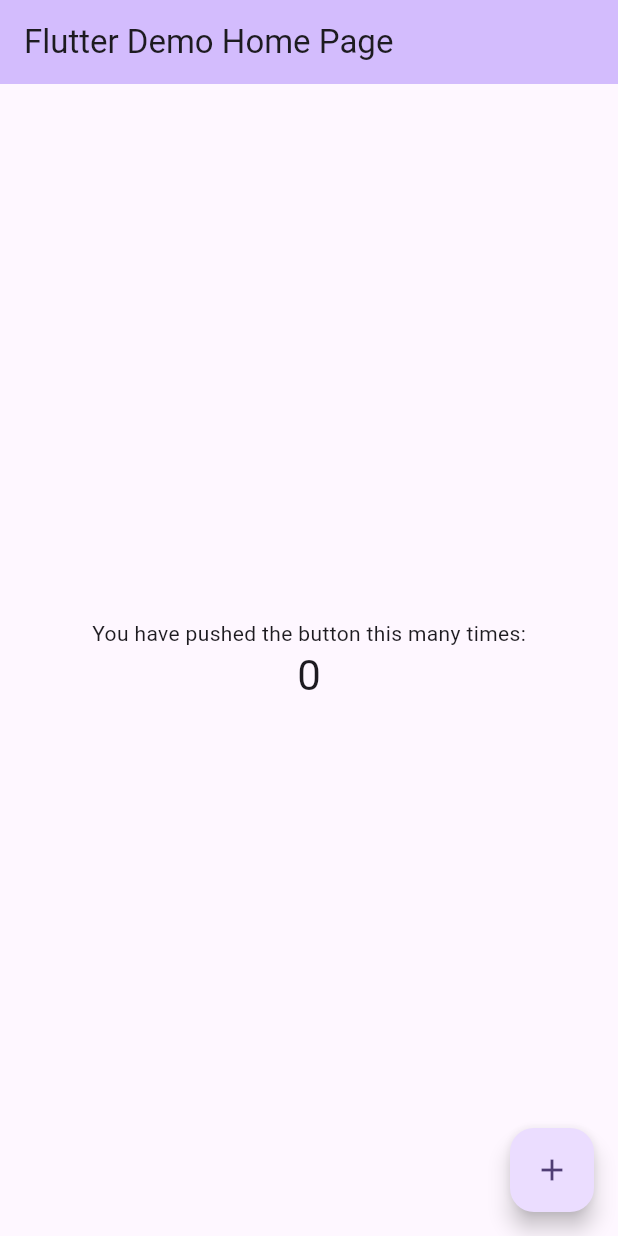
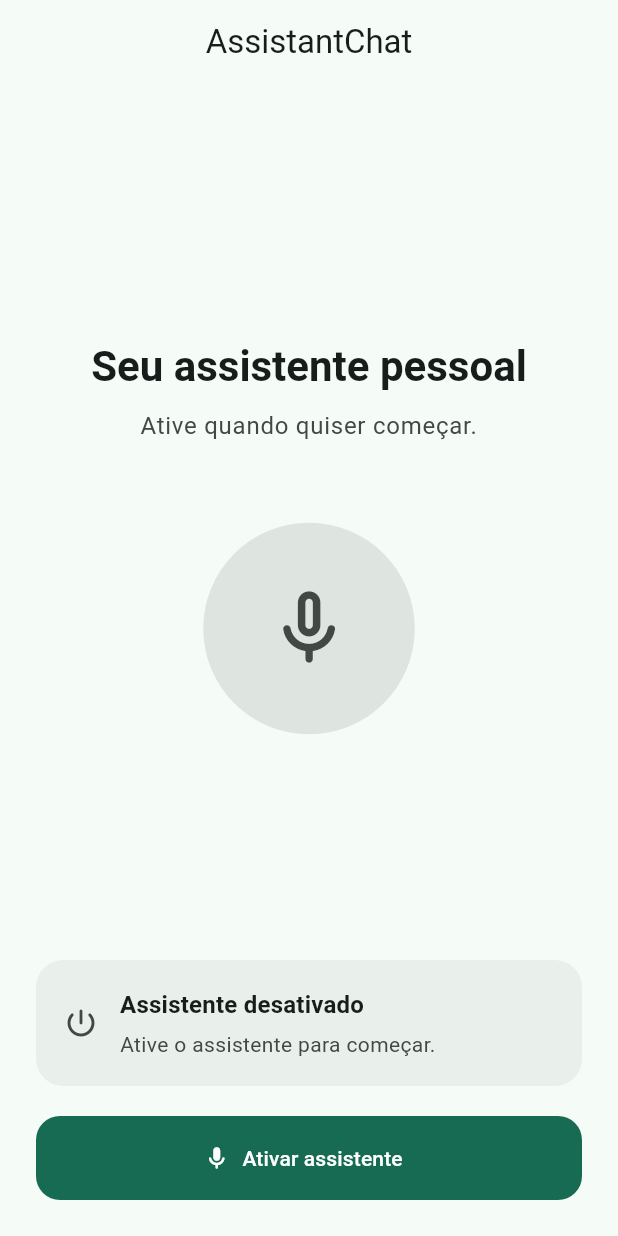
Before and after one commit to Nathanabrahao/assistantchat, a Flutter app: the screen it shows after launch, on a phone screen of 412 x 824 dp. Run offline on Flutter 3.47's test engine with Material 3 defaults, Android fonts, the phone set to English and light mode, and no system bars; our stand-ins replace flutter_riverpod, permission_handler.

Commit message:
"Assistente de Audio Ativo e Desativo"

```diff
--- /dev/null
+++ b/lib/app/app.dart
@@ -0,0 +1,21 @@
+import 'package:flutter/material.dart';
+
+import '../core/constants/app_constants.dart';
+import '../core/theme/app_theme.dart';
+import '../features/assistant/presentation/assistant_page.dart';
+
+class AssistantChatApp extends StatelessWidget {
+  const AssistantChatApp({super.key});
+
+  @override
+  Widget build(BuildContext context) {
+    return MaterialApp(
+      title: AppConstants.appName,
+      debugShowCheckedModeBanner: false,
+      theme: AppTheme.light,
+      darkTheme: AppTheme.dark,
+      themeMode: ThemeMode.system,
+      home: const AssistantPage(),
+    );
+  }
+}
--- /dev/null
+++ b/lib/core/constants/app_constants.dart
@@ -0,0 +1,8 @@
+abstract final class AppConstants {
+  static const String appName = 'AssistantChat';
+
+  static const String assistantName = 'Assistant';
+
+  static const String inactiveMessage =
+      'Ative o assistente para começar a escutar.';
+}
--- /dev/null
+++ b/lib/core/theme/app_theme.dart
@@ -0,0 +1,53 @@
+import 'package:flutter/material.dart';
+
+abstract final class AppTheme {
+  static const Color _seedColor = Color(0xFF10A37F);
+
+  static ThemeData get light {
+    final colorScheme = ColorScheme.fromSeed(
+      seedColor: _seedColor,
+      brightness: Brightness.light,
+    );
+
+    return ThemeData(
+      useMaterial3: true,
+      colorScheme: colorScheme,
+      scaffoldBackgroundColor: colorScheme.surface,
+      appBarTheme: const AppBarTheme(
+        centerTitle: true,
+      ),
+      filledButtonTheme: FilledButtonThemeData(
+        style: FilledButton.styleFrom(
+          minimumSize: const Size.fromHeight(56),
+          shape: RoundedRectangleBorder(
+            borderRadius: BorderRadius.circular(16),
+          ),
+        ),
+      ),
+    );
+  }
+
+  static ThemeData get dark {
+    final colorScheme = ColorScheme.fromSeed(
+      seedColor: _seedColor,
+      brightness: Brightness.dark,
+    );
+
+    return ThemeData(
+      useMaterial3: true,
+      colorScheme: colorScheme,
+      scaffoldBackgroundColor: colorScheme.surface,
+      appBarTheme: const AppBarTheme(
+        centerTitle: true,
+      ),
+      filledButtonTheme: FilledButtonThemeData(
+        style: FilledButton.styleFrom(
+          minimumSize: const Size.fromHeight(56),
+          shape: RoundedRectangleBorder(
+            borderRadius: BorderRadius.circular(16),
+          ),
+        ),
+      ),
+    );
+  }
+}
--- /dev/null
+++ b/lib/features/assistant/application/assistant_controller.dart
@@ -0,0 +1,82 @@
+import 'package:flutter_riverpod/flutter_riverpod.dart';
+
+import '../domain/assistant_state.dart';
+import '../services/microphone_permission_service.dart';
+
+final assistantControllerProvider =
+    NotifierProvider<AssistantController, AssistantState>(
+  AssistantController.new,
+);
+
+class AssistantController extends Notifier<AssistantState> {
+  @override
+  AssistantState build() {
+    return AssistantState.initial();
+  }
+
+  Future<void> activate() async {
+    if (state.isLoading || state.isActive) {
+      return;
+    }
+
+    state = const AssistantState(
+      status: AssistantStatus.requestingPermission,
+      message: 'Solicitando acesso ao microfone...',
+    );
+
+    try {
+      final permissionService = ref.read(
+        microphonePermissionServiceProvider,
+      );
+
+      final result = await permissionService.requestPermission();
+
+      if (!ref.mounted) {
+        return;
+      }
+
+      switch (result) {
+        case MicrophonePermissionResult.granted:
+          state = const AssistantState(
+            status: AssistantStatus.active,
+            message: 'Assistente ativo e pronto.',
+          );
+
+        case MicrophonePermissionResult.denied:
+          state = const AssistantState(
+            status: AssistantStatus.permissionDenied,
+            message:
+                'Precisamos do microfone para ouvir seus comandos.',
+          );
+
+        case MicrophonePermissionResult.permanentlyDenied:
+          state = const AssistantState(
+            status: AssistantStatus.permissionPermanentlyDenied,
+            message:
+                'A permissão do microfone foi bloqueada. '
+                'Libere o acesso nas configurações.',
+          );
+      }
+    } catch (_) {
+      state = const AssistantState(
+        status: AssistantStatus.error,
+        message: 'Não foi possível ativar o assistente.',
+      );
+    }
+  }
+
+  void deactivate() {
+    state = const AssistantState(
+      status: AssistantStatus.inactive,
+      message: 'Assistente desativado.',
+    );
+  }
+
+  Future<void> openSettings() async {
+    final permissionService = ref.read(
+      microphonePermissionServiceProvider,
+    );
+
+    await permissionService.openSettings();
+  }
+}
--- /dev/null
+++ b/lib/features/assistant/domain/assistant_state.dart
@@ -0,0 +1,39 @@
+enum AssistantStatus {
+  inactive,
+  requestingPermission,
+  active,
+  permissionDenied,
+  permissionPermanentlyDenied,
+  error,
+}
+
+class AssistantState {
+  const AssistantState({
+    required this.status,
+    required this.message,
+  });
+
+  final AssistantStatus status;
+  final String message;
+
+  factory AssistantState.initial() {
+    return const AssistantState(
+      status: AssistantStatus.inactive,
+      message: 'Ative o assistente para começar.',
+    );
+  }
+
+  bool get isActive => status == AssistantStatus.active;
+
+  bool get isLoading => status == AssistantStatus.requestingPermission;
+
+  AssistantState copyWith({
+    AssistantStatus? status,
+    String? message,
+  }) {
+    return AssistantState(
+      status: status ?? this.status,
+      message: message ?? this.message,
+    );
+  }
+}
--- /dev/null
+++ b/lib/features/assistant/presentation/assistant_page.dart
@@ -0,0 +1,172 @@
+import 'package:flutter/material.dart';
+import 'package:flutter_riverpod/flutter_riverpod.dart';
+
+import '../../../core/constants/app_constants.dart';
+import '../application/assistant_controller.dart';
+import '../domain/assistant_state.dart';
+import 'widgets/assistant_orb.dart';
+import 'widgets/assistant_status_card.dart';
+
+class AssistantPage extends ConsumerWidget {
+  const AssistantPage({super.key});
+
+  @override
+  Widget build(BuildContext context, WidgetRef ref) {
+    final state = ref.watch(assistantControllerProvider);
+
+    final controller = ref.read(
+      assistantControllerProvider.notifier,
+    );
+
+    return Scaffold(
+      appBar: AppBar(
+        title: const Text(
+          AppConstants.appName,
+        ),
+      ),
+      body: SafeArea(
+        child: Padding(
+          padding: const EdgeInsets.all(24),
+          child: Column(
+            children: [
+              const Spacer(),
+
+              Text(
+                'Seu assistente pessoal',
+                textAlign: TextAlign.center,
+                style: Theme.of(context)
+                    .textTheme
+                    .headlineMedium
+                    ?.copyWith(
+                      fontWeight: FontWeight.bold,
+                    ),
+              ),
+
+              const SizedBox(height: 10),
+
+              Text(
+                state.isActive
+                    ? 'Estou pronto para ouvir você.'
+                    : 'Ative quando quiser começar.',
+                textAlign: TextAlign.center,
+                style: Theme.of(context)
+                    .textTheme
+                    .bodyLarge
+                    ?.copyWith(
+                      color: Theme.of(context)
+                          .colorScheme
+                          .onSurfaceVariant,
+                    ),
+              ),
+
+              const SizedBox(height: 48),
+
+              AssistantOrb(
+                active: state.isActive,
+              ),
+
+              const Spacer(),
+
+              AssistantStatusCard(
+                state: state,
+              ),
+
+              const SizedBox(height: 20),
+
+              _AssistantActionButton(
+                state: state,
+                onActivate: controller.activate,
+                onDeactivate: controller.deactivate,
+                onOpenSettings: controller.openSettings,
+              ),
+            ],
+          ),
+        ),
+      ),
+    );
+  }
+}
+
+class _AssistantActionButton extends StatelessWidget {
+  const _AssistantActionButton({
+    required this.state,
+    required this.onActivate,
+    required this.onDeactivate,
+    required this.onOpenSettings,
+  });
+
+  final AssistantState state;
+
+  final Future<void> Function() onActivate;
+
+  final void Function() onDeactivate;
+
+  final Future<void> Function() onOpenSettings;
+
+  @override
+  Widget build(BuildContext context) {
+    if (state.status == AssistantStatus.requestingPermission) {
+      return const FilledButton(
+        onPressed: null,
+        child: Row(
+          mainAxisAlignment: MainAxisAlignment.center,
+          children: [
+            SizedBox(
+              width: 20,
+              height: 20,
+              child: CircularProgressIndicator(
+                strokeWidth: 2,
+              ),
+            ),
+            SizedBox(width: 12),
+            Text('Ativando...'),
+          ],
+        ),
+      );
+    }
+
+    if (state.status ==
+        AssistantStatus.permissionPermanentlyDenied) {
+      return Column(
+        children: [
+          FilledButton.icon(
+            onPressed: onOpenSettings,
+            icon: const Icon(Icons.settings_rounded),
+            label: const Text(
+              'Abrir configurações',
+            ),
+          ),
+          const SizedBox(height: 8),
+          TextButton(
+            onPressed: onActivate,
+            child: const Text(
+              'Verificar novamente',
+            ),
+          ),
+        ],
+      );
+    }
+
+    if (state.isActive) {
+      return FilledButton.icon(
+        onPressed: onDeactivate,
+        icon: const Icon(
+          Icons.power_settings_new_rounded,
+        ),
+        label: const Text(
+          'Desativar assistente',
+        ),
+      );
+    }
+
+    return FilledButton.icon(
+      onPressed: onActivate,
+      icon: const Icon(
+        Icons.mic_rounded,
+      ),
+      label: const Text(
+        'Ativar assistente',
+      ),
+    );
+  }
+}
--- /dev/null
+++ b/lib/features/assistant/presentation/widgets/assistant_orb.dart
@@ -0,0 +1,102 @@
+import 'package:flutter/material.dart';
+
+class AssistantOrb extends StatefulWidget {
+  const AssistantOrb({
+    required this.active,
+    super.key,
+  });
+
+  final bool active;
+
+  @override
+  State<AssistantOrb> createState() => _AssistantOrbState();
+}
+
+class _AssistantOrbState extends State<AssistantOrb>
+    with SingleTickerProviderStateMixin {
+  late final AnimationController _controller;
+
+  late final Animation<double> _scaleAnimation;
+
+  @override
+  void initState() {
+    super.initState();
+
+    _controller = AnimationController(
+      vsync: this,
+      duration: const Duration(milliseconds: 1400),
+    );
+
+    _scaleAnimation = Tween<double>(
+      begin: 0.94,
+      end: 1.06,
+    ).animate(
+      CurvedAnimation(
+        parent: _controller,
+        curve: Curves.easeInOut,
+      ),
+    );
+
+    if (widget.active) {
+      _controller.repeat(reverse: true);
+    }
+  }
+
+  @override
+  void didUpdateWidget(covariant AssistantOrb oldWidget) {
+    super.didUpdateWidget(oldWidget);
+
+    if (widget.active && !oldWidget.active) {
+      _controller.repeat(reverse: true);
+    }
+
+    if (!widget.active && oldWidget.active) {
+      _controller.stop();
+      _controller.reset();
+    }
+  }
+
+  @override
+  void dispose() {
+    _controller.dispose();
+    super.dispose();
+  }
+
+  @override
+  Widget build(BuildContext context) {
+    final colors = Theme.of(context).colorScheme;
+
+    return ScaleTransition(
+      scale: _scaleAnimation,
+      child: AnimatedContainer(
+        duration: const Duration(milliseconds: 350),
+        width: 150,
+        height: 150,
+        decoration: BoxDecoration(
+          shape: BoxShape.circle,
+          color: widget.active
+              ? colors.primaryContainer
+              : colors.surfaceContainerHighest,
+          boxShadow: widget.active
+              ? [
+                  BoxShadow(
+                    color: colors.primary.withValues(alpha: 0.25),
+                    blurRadius: 40,
+                    spreadRadius: 10,
+                  ),
+                ]
+              : [],
+        ),
+        child: Icon(
+          widget.active
+              ? Icons.graphic_eq_rounded
+              : Icons.mic_none_rounded,
+          size: 64,
+          color: widget.active
+              ? colors.primary
+              : colors.onSurfaceVariant,
+        ),
+      ),
+    );
+  }
+}
--- /dev/null
+++ b/lib/features/assistant/presentation/widgets/assistant_status_card.dart
@@ -0,0 +1,95 @@
+import 'package:flutter/material.dart';
+
+import '../../domain/assistant_state.dart';
+
+class AssistantStatusCard extends StatelessWidget {
+  const AssistantStatusCard({
+    required this.state,
+    super.key,
+  });
+
+  final AssistantState state;
+
+  @override
+  Widget build(BuildContext context) {
+    final colors = Theme.of(context).colorScheme;
+
+    return Container(
+      width: double.infinity,
+      padding: const EdgeInsets.all(18),
+      decoration: BoxDecoration(
+        color: colors.surfaceContainer,
+        borderRadius: BorderRadius.circular(18),
+      ),
+      child: Row(
+        children: [
+          Icon(
+            _iconForStatus(),
+            color: _colorForStatus(colors),
+          ),
+          const SizedBox(width: 14),
+          Expanded(
+            child: Column(
+              crossAxisAlignment: CrossAxisAlignment.start,
+              children: [
+                Text(
+                  _titleForStatus(),
+                  style: Theme.of(context)
+                      .textTheme
+                      .titleMedium
+                      ?.copyWith(
+                        fontWeight: FontWeight.w600,
+                      ),
+                ),
+                const SizedBox(height: 4),
+                Text(
+                  state.message,
+                  style: Theme.of(context)
+                      .textTheme
+                      .bodyMedium
+                      ?.copyWith(
+                        color: colors.onSurfaceVariant,
+                      ),
+                ),
+              ],
+            ),
+          ),
+        ],
+      ),
+    );
+  }
+
+  String _titleForStatus() {
+    return switch (state.status) {
+      AssistantStatus.inactive => 'Assistente desativado',
+      AssistantStatus.requestingPermission => 'Preparando assistente',
+      AssistantStatus.active => 'Assistente ativo',
+      AssistantStatus.permissionDenied => 'Microfone necessário',
+      AssistantStatus.permissionPermanentlyDenied =>
+        'Permissão bloqueada',
+      AssistantStatus.error => 'Erro',
+    };
+  }
+
+  IconData _iconForStatus() {
+    return switch (state.status) {
+      AssistantStatus.inactive => Icons.power_settings_new_rounded,
+      AssistantStatus.requestingPermission => Icons.hourglass_top_rounded,
+      AssistantStatus.active => Icons.check_circle_rounded,
+      AssistantStatus.permissionDenied => Icons.mic_off_rounded,
+      AssistantStatus.permissionPermanentlyDenied =>
+        Icons.settings_rounded,
+      AssistantStatus.error => Icons.error_outline_rounded,
+    };
+  }
+
+  Color _colorForStatus(ColorScheme colors) {
+    return switch (state.status) {
+      AssistantStatus.active => colors.primary,
+      AssistantStatus.error => colors.error,
+      AssistantStatus.permissionDenied => colors.error,
+      AssistantStatus.permissionPermanentlyDenied => colors.error,
+      _ => colors.onSurfaceVariant,
+    };
+  }
+}
--- /dev/null
+++ b/lib/features/assistant/services/microphone_permission_service.dart
@@ -0,0 +1,41 @@
+import 'package:flutter_riverpod/flutter_riverpod.dart';
+import 'package:permission_handler/permission_handler.dart';
+
+enum MicrophonePermissionResult {
+  granted,
+  denied,
+  permanentlyDenied,
+}
+
+final microphonePermissionServiceProvider =
+    Provider<MicrophonePermissionService>(
+  (ref) => const MicrophonePermissionService(),
+);
+
+class MicrophonePermissionService {
+  const MicrophonePermissionService();
+
+  Future<MicrophonePermissionResult> requestPermission() async {
+    var status = await Permission.microphone.status;
+
+    if (status.isGranted) {
+      return MicrophonePermissionResult.granted;
+    }
+
+    status = await Permission.microphone.request();
+
+    if (status.isGranted) {
+      return MicrophonePermissionResult.granted;
+    }
+
+    if (status.isPermanentlyDenied) {
+      return MicrophonePermissionResult.permanentlyDenied;
+    }
+
+    return MicrophonePermissionResult.denied;
+  }
+
+  Future<bool> openSettings() {
+    return openAppSettings();
+  }
+}
--- a/lib/main.dart
+++ b/lib/main.dart
@@ -1,122 +1,14 @@
 import 'package:flutter/material.dart';
+import 'package:flutter_riverpod/flutter_riverpod.dart';
+
+import 'app/app.dart';
 
 void main() {
-  runApp(const MyApp());
+  WidgetsFlutterBinding.ensureInitialized();
+
+  runApp(
+    const ProviderScope(
+      child: AssistantChatApp(),
+    ),
+  );
 }
-
-class MyApp extends StatelessWidget {
-  const MyApp({super.key});
-
-  // This widget is the root of your application.
-  @override
-  Widget build(BuildContext context) {
-    return MaterialApp(
-      title: 'Flutter Demo',
-      theme: ThemeData(
-        // This is the theme of your application.
-        //
-        // TRY THIS: Try running your application with "flutter run". You'll see
-        // the application has a purple toolbar. Then, without quitting the app,
-        // try changing the seedColor in the colorScheme below to Colors.green
-        // and then invoke "hot reload" (save your changes or press the "hot
-        // reload" button in a Flutter-supported IDE, or press "r" if you used
-        // the command line to start the app).
-        //
-        // Notice that the counter didn't reset back to zero; the application
-        // state is not lost during the reload. To reset the state, use hot
-        // restart instead.
-        //
-        // This works for code too, not just values: Most code changes can be
-        // tested with just a hot reload.
-        colorScheme: .fromSeed(seedColor: Colors.deepPurple),
-      ),
-      home: const MyHomePage(title: 'Flutter Demo Home Page'),
-    );
-  }
-}
-
-class MyHomePage extends StatefulWidget {
-  const MyHomePage({super.key, required this.title});
-
-  // This widget is the home page of your application. It is stateful, meaning
-  // that it has a State object (defined below) that contains fields that affect
-  // how it looks.
-
-  // This class is the configuration for the state. It holds the values (in this
-  // case the title) provided by the parent (in this case the App widget) and
-  // used by the build method of the State. Fields in a Widget subclass are
-  // always marked "final".
-
-  final String title;
-
-  @override
-  State<MyHomePage> createState() => _MyHomePageState();
-}
-
-class _MyHomePageState extends State<MyHomePage> {
-  int _counter = 0;
-
-  void _incrementCounter() {
-    setState(() {
-      // This call to setState tells the Flutter framework that something has
-      // changed in this State, which causes it to rerun the build method below
-      // so that the display can reflect the updated values. If we changed
-      // _counter without calling setState(), then the build method would not be
-      // called again, and so nothing would appear to happen.
-      _counter++;
-    });
-  }
-
-  @override
-  Widget build(BuildContext context) {
-    // This method is rerun every time setState is called, for instance as done
-    // by the _incrementCounter method above.
-    //
-    // The Flutter framework has been optimized to make rerunning build methods
-    // fast, so that you can just rebuild anything that needs updating rather
-    // than having to individually change instances of widgets.
-    return Scaffold(
-      appBar: AppBar(
-        // TRY THIS: Try changing the color here to a specific color (to
-        // Colors.amber, perhaps?) and trigger a hot reload to see the AppBar
-        // change color while the other colors stay the same.
-        backgroundColor: Theme.of(context).colorScheme.inversePrimary,
-        // Here we take the value from the MyHomePage object that was created by
-        // the App.build method, and use it to set our appbar title.
-        title: Text(widget.title),
-      ),
-      body: Center(
-        // Center is a layout widget. It takes a single child and positions it
-        // in the middle of the parent.
-        child: Column(
-          // Column is also a layout widget. It takes a list of children and
-          // arranges them vertically. By default, it sizes itself to fit its
-          // children horizontally, and tries to be as tall as its parent.
-          //
-          // Column has various properties to control how it sizes itself and
-          // how it positions its children. Here we use mainAxisAlignment to
-          // center the children vertically; the main axis here is the vertical
-          // axis because Columns are vertical (the cross axis would be
-          // horizontal).
-          //
-          // TRY THIS: Invoke "debug painting" (choose the "Toggle Debug Paint"
-          // action in the IDE, or press "p" in the console), to see the
-          // wireframe for each widget.
-          mainAxisAlignment: .center,
-          children: [
-            const Text('You have pushed the button this many times:'),
-            Text(
-              '$_counter',
-              style: Theme.of(context).textTheme.headlineMedium,
-            ),
-          ],
-        ),
-      ),
-      floatingActionButton: FloatingActionButton(
-        onPressed: _incrementCounter,
-        tooltip: 'Increment',
-        child: const Icon(Icons.add),
-      ),
-    );
-  }
-}
--- a/pubspec.yaml
+++ b/pubspec.yaml
@@ -34,6 +34,8 @@ dependencies:
   # The following adds the Cupertino Icons font to your application.
   # Use with the CupertinoIcons class for iOS style icons.
   cupertino_icons: ^1.0.8
+  flutter_riverpod: ^3.4.2
+  permission_handler: ^13.0.1
 
 dev_dependencies:
   flutter_test:
```
Also changed, not shown: pubspec.lock, 5 other files.
